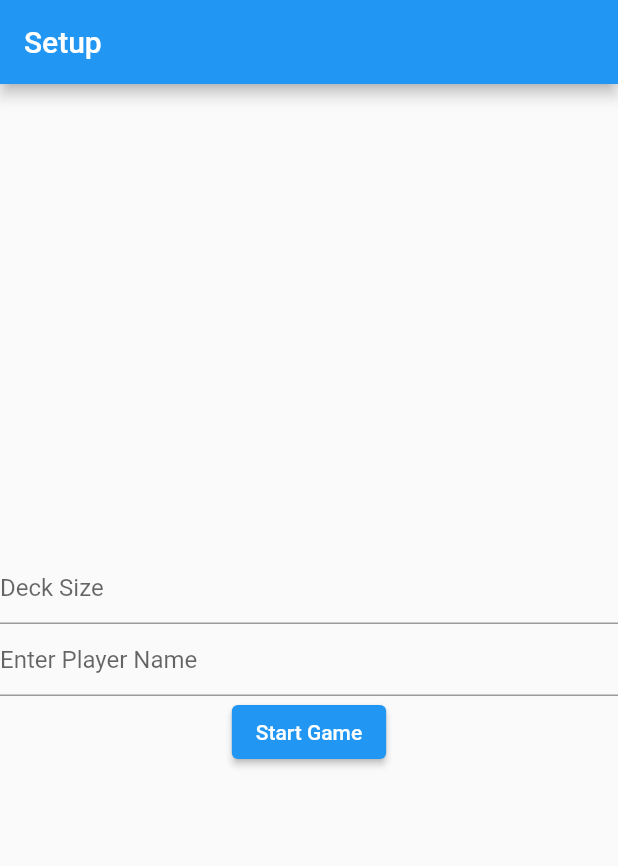
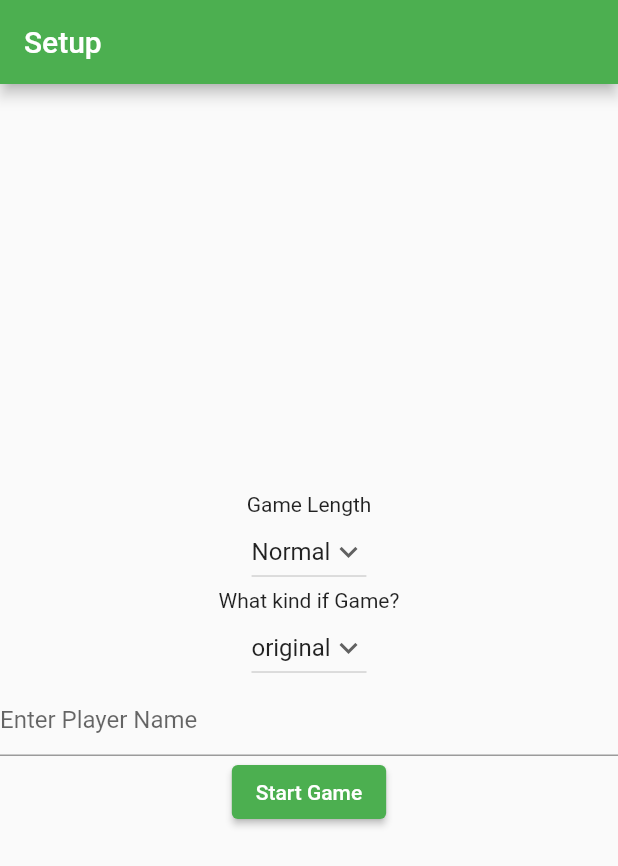
Before and after one commit to abane94/picol-themed-drinking-game, a Flutter app: the screen it shows after launch, on a phone screen of 412 x 824 dp. Shown: the top 866 px of the screen. Run offline on Flutter 3.47's test engine with Material 2 defaults, Android fonts, the phone set to English and light mode, and no system bars.

Commit message:
Support multiple decks, use dropdown for deck and game length choice

```diff
--- a/lib/data/prompt_configs.dart
+++ b/lib/data/prompt_configs.dart
@@ -7,7 +7,7 @@ class PromptConfig {
   PromptConfig(this.prompt, [this.duration, this.followUp]);
 }
 
-List<PromptConfig> promptsConfigs = [
+List<PromptConfig> originals = [
   PromptConfig('#player, your not this lazy, are you? High five every player or take a shot' ),
   PromptConfig('#player tickel #player1 or take one shot for each sock they are wearing' ),
   PromptConfig('#player, you are now mute, each word is a drink', 4, '#player, you can talk again' ),
@@ -17,8 +17,10 @@ List<PromptConfig> promptsConfigs = [
   PromptConfig('VOTE: would you rather be a pancake or a waffle? Losers drink 3 times'),
   PromptConfig('VOTE: "yes yes yes yes yes" or "Oh Fuck!"? Winners drink 2 times'),
 
+];
 
-  PromptConfig("VOTE: If there was a fight where there are 4 people against one, would you get involved or call the police? Losers must drink 3 sips"),
+List<PromptConfig> stolen = [
+    PromptConfig("VOTE: If there was a fight where there are 4 people against one, would you get involved or call the police? Losers must drink 3 sips"),
     PromptConfig("#player0, think of something you would do if you were rich. Go around the room and get your friends to guess. The first one to find out gives 2  sips. #player1 starts"),
     PromptConfig("#player0, if you stay quiet for 5 minutes, you can choose someone to finish his/her drink!"),
     PromptConfig("Would you rather die having your head stuck in elevator doors or slipping on a banana peel? Everyone vote at the same time, losing group drinks 2 times"),
@@ -102,3 +104,17 @@ List<PromptConfig> promptsConfigs = [
     PromptConfig("For or against watching a knife thrower screwing up live? Everyone vote at the same time, losing group drink 3 times"),
 
 ];
+
+// List<PromptConfig> promptsConfigs = [
+//   ...originals,
+//   ...stolen
+// ];
+
+class PromptMap {
+  static Map<String, List<PromptConfig>> map = {
+    'original': originals,
+    'stolen': stolen
+  };
+
+  static List<String> options = PromptMap.map.keys.toList();
+}
--- a/lib/logic/generate_deck.dart
+++ b/lib/logic/generate_deck.dart
@@ -15,7 +15,7 @@ class ResolvedPrompt {
   ResolvedPrompt(this.prompt, [this.followUp]);
 }
 
-List<String> generateDeck(int rounds, List<String> players) {
+List<String> generateDeck(int rounds, List<String> players, List<PromptConfig> promptsConfigs) {
   shuffle(players);
   shuffle(promptsConfigs);
 
--- a/lib/main.dart
+++ b/lib/main.dart
@@ -24,7 +24,7 @@ class MyApp extends StatelessWidget {
         // or simply save your changes to "hot reload" in a Flutter IDE).
         // Notice that the counter didn't reset back to zero; the application
         // is not restarted.
-        primarySwatch: Colors.blue,
+        primarySwatch: Colors.green,
       ),
       home: const MyHomePage(title: 'Setup'),
     );
--- a/lib/pages/game.dart
+++ b/lib/pages/game.dart
@@ -1,10 +1,13 @@
 import 'package:flutter/material.dart';
 import 'package:flutter/services.dart';
+import 'package:picol_drinking_game/data/prompt_configs.dart';
 import 'package:picol_drinking_game/logic/generate_deck.dart';
 import 'package:picol_drinking_game/types/game-parameters.dart';
 
 class GameView extends StatefulWidget {
-  const GameView({Key? key, required this.game}) : super(key: key);
+  GameView({Key? key, required this.game}) : super(key: key);
+
+  final String deckName = PromptMap.options[0];
 
   final String title = 'Game View';
 
@@ -32,7 +35,7 @@ class _GameViewState extends State<GameView> {
     // for (String name in widget.game.players) {
     //   prompts.add(name);
     // }
-    prompts = generateDeck(widget.game.rounds, widget.game.players);
+    prompts = generateDeck(widget.game.rounds, widget.game.players, PromptMap.map[widget.game.deckName]!);
     super.initState();
   }
 
--- a/lib/pages/setup.dart
+++ b/lib/pages/setup.dart
@@ -1,5 +1,6 @@
 import 'package:flutter/material.dart';
 import 'package:flutter/services.dart';
+import 'package:picol_drinking_game/data/prompt_configs.dart';
 import 'package:picol_drinking_game/types/game-parameters.dart';
 
 import 'game.dart';
@@ -31,6 +32,13 @@ class _MyHomePageState extends State<MyHomePage> {
     final TextEditingController _deckSizeController = TextEditingController();
 
     FocusNode playerFocusNode = FocusNode();
+
+    // dropdown data
+    String deckName = PromptMap.options[0];
+    int deckSize = 35;
+
+    Map<int, String> deckOptionsIntToStr = {20: 'Short', 35: 'Normal', 50: 'Long'};
+    Map<String, int> deckOptionsStrToInt = {'Short': 20, 'Normal': 35, 'Long': 50};
 
   @override
   Widget build(BuildContext context) {
@@ -66,12 +74,19 @@ class _MyHomePageState extends State<MyHomePage> {
           // horizontal).
           mainAxisAlignment: MainAxisAlignment.center,
           children: <Widget>[
-            TextField(
-              controller: _deckSizeController,
-              decoration: const InputDecoration(hintText: 'Deck Size'),
-              inputFormatters: [FilteringTextInputFormatter.digitsOnly],
-              keyboardType: TextInputType.number,
-            ),
+            const Text('Game Length'),
+            _buildDropDown<int>(deckSize, deckOptionsIntToStr.keys.toList(), (int? newVal) {
+              setState(() {
+                deckSize = newVal!;
+              });
+            }, deckOptionsIntToStr),
+
+            const Text('What kind if Game?'),
+            _buildDropDown<String>(deckName, PromptMap.options, (String? newVal) {
+              setState(() {
+                deckName = newVal!;
+              });
+            }),
             TextField(
               controller: _playerNameController,
               decoration: const InputDecoration(hintText: 'Enter Player Name'),
@@ -143,12 +158,34 @@ class _MyHomePageState extends State<MyHomePage> {
     return _playerWidgets;
   }
 
+  Widget _buildDropDown<T>(T initialValue, List<T> items, void Function(T?) cb, [Map<T, String>? labelMap]) {
+    return DropdownButton(
+
+      // Initial Value
+        value: initialValue,
+
+        // Down Arrow Icon
+        icon: const Icon(Icons.keyboard_arrow_down),
+
+        // Array list of items
+        items: items.map((T item) {
+          return DropdownMenuItem(
+            value: item,
+            child: Text((labelMap ?? const {})[item] ?? item.toString()),
+          );
+        }).toList(),
+        // After selecting the desired option,it will
+        // change button value to selected value
+        onChanged: cb,
+      );
+  }
+
   startGame() {
     _addPlayer(_playerNameController.text);
     Navigator.push(
           context,
           MaterialPageRoute(
-            builder: (context) => GameView(game: GamePrameters(_players, int.tryParse(_deckSizeController.text) ?? 0)),
+            builder: (context) => GameView(game: GamePrameters(_players.where((player) => player.trim().isNotEmpty).toList(), deckSize, deckName)),
           ),
         );
   }
--- a/lib/types/game-parameters.dart
+++ b/lib/types/game-parameters.dart
@@ -1,6 +1,7 @@
 class GamePrameters {
   final int rounds;
   final List<String> players;
+  final String deckName;
 
-  const GamePrameters(this.players, this.rounds);
+  const GamePrameters(this.players, this.rounds, this.deckName);
 }
```
